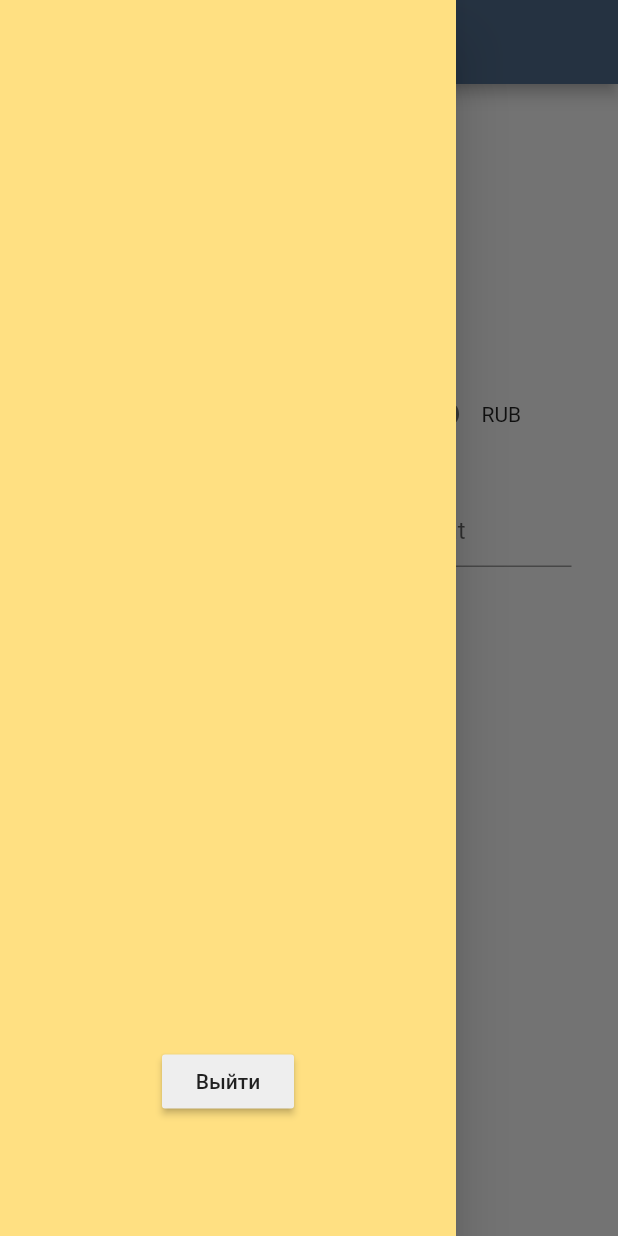
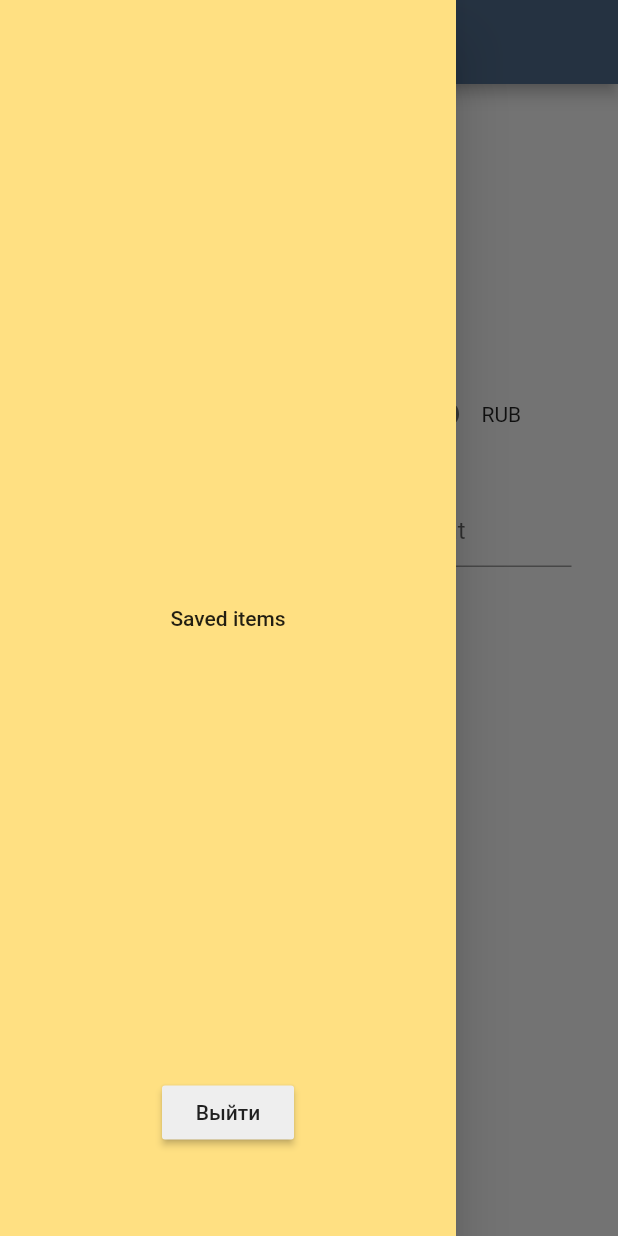
Before and after one commit to irinalim/PriceCalc, a Flutter app: the Home screen opened by its route, with the side drawer open, on a phone screen of 412 x 824 dp. Run offline on Flutter 3.47's test engine with Material 2 defaults, Android fonts, the phone set to English and light mode, and no system bars; our stand-ins replace firebase_auth, firebase_database, google_sign_in, modal_progress_hud; accounts and stored records are empty.

Commit message:
Add Saved Items screen (empty)

```diff
--- a/lib/Components/Home-Drawer.dart
+++ b/lib/Components/Home-Drawer.dart
@@ -14,9 +14,21 @@ Widget homeDrawer(User user, context) {
         color: Styles.primaryYellow,
         child: Column(
           children: <Widget>[
-            Expanded(flex: 3,
+            Expanded(
+              flex: 1,
+              child: Center(
+                child: Text(user.userEmail, style: TextStyle(fontSize: 20, fontWeight: FontWeight.w600),),
+              ),
+            ),
+            Expanded(
+                flex: 3,
                 child: Center(
-                    child: Text(user.userEmail))),
+                    child: FlatButton(
+                  onPressed: () {
+                    Navigator.pushNamed(context, '/saved');
+                  },
+                  child: Text("Saved items"),
+                ))),
             Expanded(
               flex: 1,
               child: Container(
--- a/lib/Components/Home.dart
+++ b/lib/Components/Home.dart
@@ -1,4 +1,3 @@
-import 'package:PriceCalc/Components/Login.dart';
 import 'package:PriceCalc/Models/user.dart';
 import 'package:flutter/material.dart';
 import 'package:firebase_auth/firebase_auth.dart';
@@ -94,7 +93,10 @@ class _HomeState extends State<Home> {
                 Padding(
                   padding: EdgeInsets.only(top: 20, bottom: 30),
                 ),
-                Text(user.userId + user.userEmail),
+                Text(
+                  user.userEmail,
+                  style: TextStyle(color: Colors.red),
+                ),
                 Image.asset(
                   'assets/images/pricecalc.png',
                   height: 130,
@@ -189,15 +191,6 @@ class _HomeState extends State<Home> {
                             fontWeight: FontWeight.w500,
                             color: Styles.primaryBlue),
                       ),
-                RaisedButton(
-                  onPressed: () {
-                    Navigator.push(
-                      context,
-                      MaterialPageRoute(builder: (context) => Login()),
-                    );
-                  },
-                  child: Text('Sign in with Google'),
-                ),
               ],
             )
           ],
--- a/lib/main.dart
+++ b/lib/main.dart
@@ -2,6 +2,8 @@ import 'package:flutter/material.dart';
 import 'package:PriceCalc/Components/Home.dart';
 import 'Components/Login.dart';
 import 'package:firebase_auth/firebase_auth.dart';
+
+import 'Components/SavedItems.dart';
 
 void main () async {
   Widget _defaultScreen = Login();
@@ -21,7 +23,8 @@ void main () async {
     routes: <String, WidgetBuilder>{
       // Set routes for using the Navigator.
       '/home': (BuildContext context) => Home(),
-      '/login': (BuildContext context) => Login()
+      '/login': (BuildContext context) => Login(),
+      '/saved': (BuildContext context) => SavedItems(),
     },
   ));
 }
```
Also changed, not shown: lib/Components/SavedItems.dart (added, +13 -0 lines).
